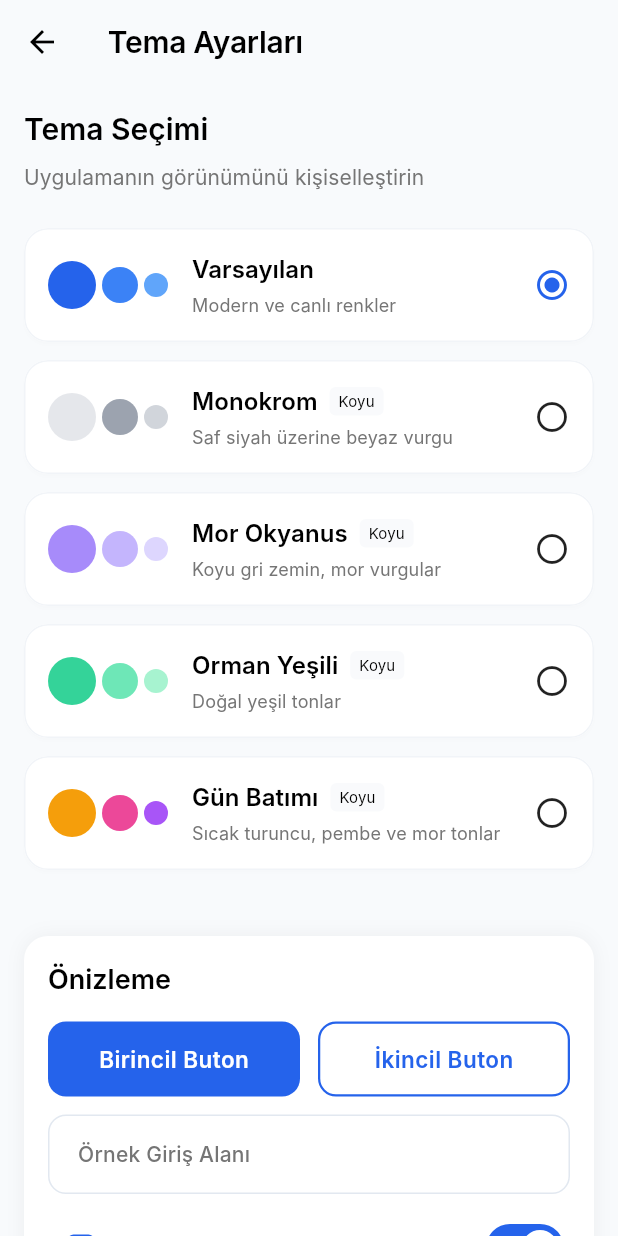
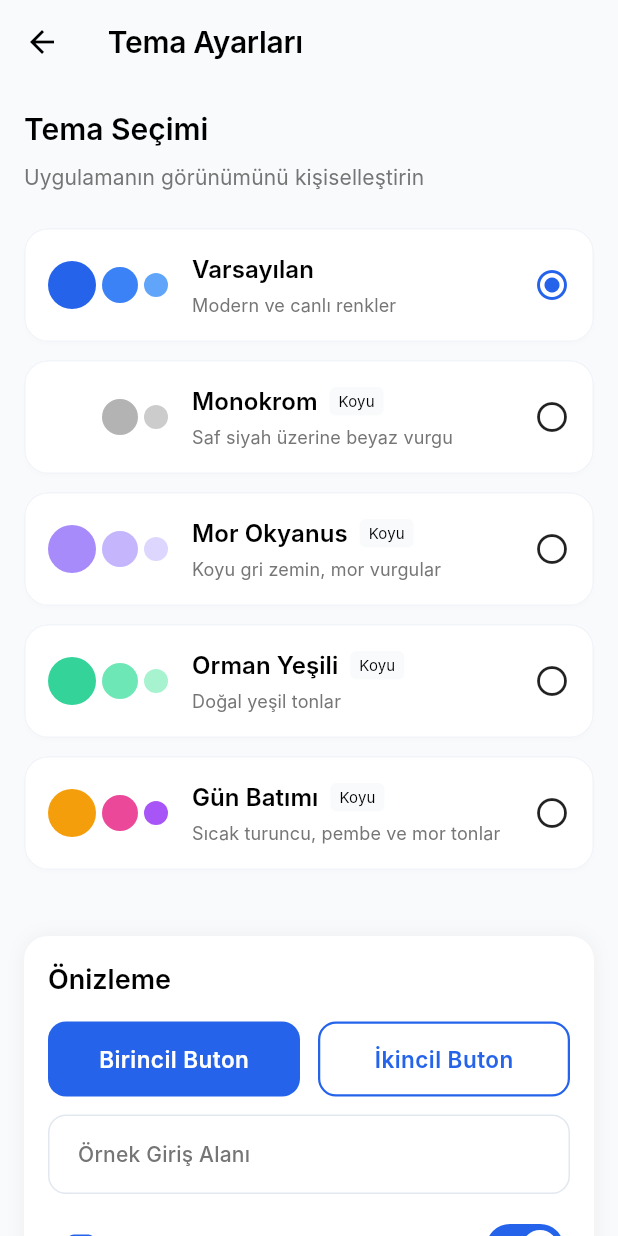
Before and after one commit to eyzaun/ceyiz-diz, a Flutter app: the ThemeSettingsScreen screen opened by its route, on a phone screen of 412 x 824 dp. Run offline on Flutter 3.47's test engine with Material 3 defaults, Android fonts, the phone set to English and light mode, and no system bars; our stand-ins replace cached_network_image, cloud_firestore, firebase_auth, firebase_core, firebase_storage, go_router and 5 more; missing offline and left inert: dart:html, excel, firebase_app_check; accounts and stored records are empty; network calls fail; Roboto replaces fonts that are missing (Inter).

Commit message:
feat: Improve back button behavior and fix monochrome theme - Smart back button control: double-tap to exit on main screen - Other tabs: back button returns to Trousseau tab - Sub-screens: normal navigation back to main screen - Fixed GoRouter crash by using SystemNavigator.pop() instead of Navigator.pop() - Fixed Monochrome theme: pure black/white/gray colors (removed blue tints) - Added 2-second timer for exit confirmation - SnackBar warning: 'Çıkmak için tekrar basın' - Prevented accidental app exit

```diff
--- a/lib/core/themes/design_system.dart
+++ b/lib/core/themes/design_system.dart
@@ -304,17 +304,17 @@
       outline: Color(0xFFE2E8F0),        // Soft gray border
     ),
 
-    // Monochrome Dark Theme - Minimalist black and white
-    // Inspired by GitHub dark mode
+    // Monochrome Dark Theme - Pure black, white and gray tones
+    // True monochrome: only grayscale colors, no color hues
     AppThemeType.modern: const DesignPalette(
       name: 'Monokrom',
       isDark: true,
-      primary: Color(0xFFE5E7EB),        // Light gray accent
-      secondary: Color(0xFF9CA3AF),      // Medium gray
-      tertiary: Color(0xFFD1D5DB),       // Soft gray
-      background: Color(0xFF0D1117),     // Near black (GitHub-style)
-      surface: Color(0xFF161B22),        // Dark gray surface
-      outline: Color(0xFF30363D),        // Subtle border
+      primary: Color(0xFFFFFFFF),        // Pure white (primary text/accent)
+      secondary: Color(0xFFB3B3B3),      // Light gray (secondary actions)
+      tertiary: Color(0xFFCCCCCC),       // Lighter gray (tertiary elements)
+      background: Color(0xFF000000),     // Pure black background
+      surface: Color(0xFF1A1A1A),        // Dark gray surface (cards, etc.)
+      outline: Color(0xFF333333),        // Medium gray border
     ),
 
     // Purple Dark Theme - Dark gray with purple accents
@@ -360,12 +360,12 @@
     AppThemeType.rose: const DesignPalette(
       name: 'Monokrom (Eski)',
       isDark: true,
-      primary: Color(0xFFE5E7EB),
-      secondary: Color(0xFF9CA3AF),
-      tertiary: Color(0xFFD1D5DB),
-      background: Color(0xFF0D1117),
-      surface: Color(0xFF161B22),
-      outline: Color(0xFF30363D),
+      primary: Color(0xFFFFFFFF),        // Pure white
+      secondary: Color(0xFFB3B3B3),      // Light gray
+      tertiary: Color(0xFFCCCCCC),       // Lighter gray
+      background: Color(0xFF000000),     // Pure black
+      surface: Color(0xFF1A1A1A),        // Dark gray surface
+      outline: Color(0xFF333333),        // Medium gray border
     ),
     AppThemeType.night: const DesignPalette(
       name: 'Mor Okyanus (Eski)',
```
Also changed, not shown: lib/presentation/screens/home/home_screen.dart (+51 -1 lines), lib/presentation/widgets/common/app_card.dart (+2 -19 lines), 1 other file.
